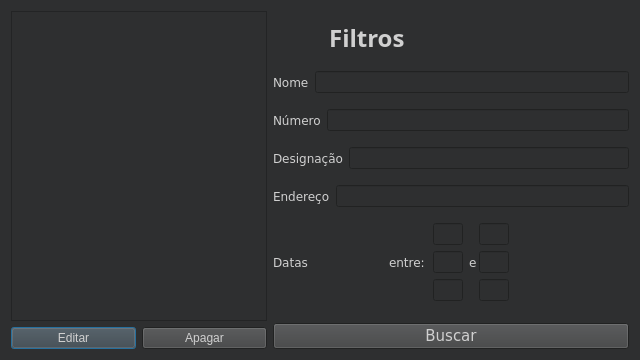
NBrcS/Payroll-System, file release/edit.ui: the form before one commit.
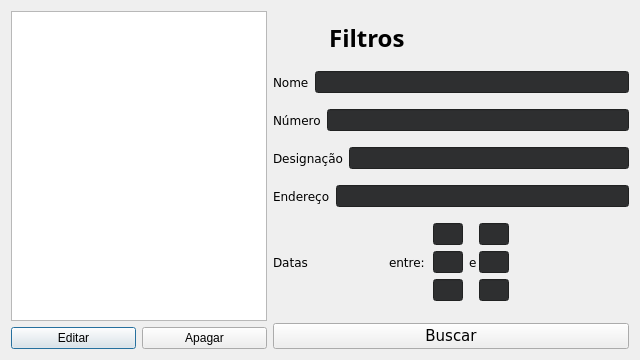
The form after the commit.

What changed in the file:
```diff
--- a/release/edit.ui
+++ b/release/edit.ui
@@ -30,417 +30,9 @@
   </property>
   <property name="palette">
    <palette>
-    <active>
-     <colorrole role="WindowText">
-      <brush brushstyle="SolidPattern">
-       <color alpha="255">
-        <red>255</red>
-        <green>255</green>
-        <blue>255</blue>
-       </color>
-      </brush>
-     </colorrole>
-     <colorrole role="Button">
-      <brush brushstyle="SolidPattern">
-       <color alpha="255">
-        <red>85</red>
-        <green>85</green>
-        <blue>127</blue>
-       </color>
-      </brush>
-     </colorrole>
-     <colorrole role="Light">
-      <brush brushstyle="SolidPattern">
-       <color alpha="255">
-        <red>127</red>
-        <green>127</green>
-        <blue>190</blue>
-       </color>
-      </brush>
-     </colorrole>
-     <colorrole role="Midlight">
-      <brush brushstyle="SolidPattern">
-       <color alpha="255">
-        <red>106</red>
-        <green>106</green>
-        <blue>158</blue>
-       </color>
-      </brush>
-     </colorrole>
-     <colorrole role="Dark">
-      <brush brushstyle="SolidPattern">
-       <color alpha="255">
-        <red>42</red>
-        <green>42</green>
-        <blue>63</blue>
-       </color>
-      </brush>
-     </colorrole>
-     <colorrole role="Mid">
-      <brush brushstyle="SolidPattern">
-       <color alpha="255">
-        <red>57</red>
-        <green>57</green>
-        <blue>85</blue>
-       </color>
-      </brush>
-     </colorrole>
-     <colorrole role="Text">
-      <brush brushstyle="SolidPattern">
-       <color alpha="255">
-        <red>255</red>
-        <green>255</green>
-        <blue>255</blue>
-       </color>
-      </brush>
-     </colorrole>
-     <colorrole role="BrightText">
-      <brush brushstyle="SolidPattern">
-       <color alpha="255">
-        <red>255</red>
-        <green>255</green>
-        <blue>255</blue>
-       </color>
-      </brush>
-     </colorrole>
-     <colorrole role="ButtonText">
-      <brush brushstyle="SolidPattern">
-       <color alpha="255">
-        <red>0</red>
-        <green>0</green>
-        <blue>0</blue>
-       </color>
-      </brush>
-     </colorrole>
-     <colorrole role="Base">
-      <brush brushstyle="SolidPattern">
-       <color alpha="255">
-        <red>0</red>
-        <green>0</green>
-        <blue>0</blue>
-       </color>
-      </brush>
-     </colorrole>
-     <colorrole role="Window">
-      <brush brushstyle="SolidPattern">
-       <color alpha="255">
-        <red>35</red>
-        <green>35</green>
-        <blue>52</blue>
-       </color>
-      </brush>
-     </colorrole>
-     <colorrole role="Shadow">
-      <brush brushstyle="SolidPattern">
-       <color alpha="255">
-        <red>0</red>
-        <green>0</green>
-        <blue>0</blue>
-       </color>
-      </brush>
-     </colorrole>
-     <colorrole role="AlternateBase">
-      <brush brushstyle="SolidPattern">
-       <color alpha="255">
-        <red>42</red>
-        <green>42</green>
-        <blue>63</blue>
-       </color>
-      </brush>
-     </colorrole>
-     <colorrole role="ToolTipBase">
-      <brush brushstyle="SolidPattern">
-       <color alpha="255">
-        <red>255</red>
-        <green>255</green>
-        <blue>220</blue>
-       </color>
-      </brush>
-     </colorrole>
-     <colorrole role="ToolTipText">
-      <brush brushstyle="SolidPattern">
-       <color alpha="255">
-        <red>0</red>
-        <green>0</green>
-        <blue>0</blue>
-       </color>
-      </brush>
-     </colorrole>
-    </active>
-    <inactive>
-     <colorrole role="WindowText">
-      <brush brushstyle="SolidPattern">
-       <color alpha="255">
-        <red>208</red>
-        <green>208</green>
-        <blue>208</blue>
-       </color>
-      </brush>
-     </colorrole>
-     <colorrole role="Button">
-      <brush brushstyle="SolidPattern">
-       <color alpha="255">
-        <red>64</red>
-        <green>65</green>
-        <blue>66</blue>
-       </color>
-      </brush>
-     </colorrole>
-     <colorrole role="Light">
-      <brush brushstyle="SolidPattern">
-       <color alpha="255">
-        <red>255</red>
-        <green>255</green>
-        <blue>255</blue>
-       </color>
-      </brush>
-     </colorrole>
-     <colorrole role="Midlight">
-      <brush brushstyle="SolidPattern">
-       <color alpha="255">
-        <red>227</red>
-        <green>227</green>
-        <blue>227</blue>
-       </color>
-      </brush>
-     </colorrole>
-     <colorrole role="Dark">
-      <brush brushstyle="SolidPattern">
-       <color alpha="255">
-        <red>64</red>
-        <green>65</green>
-        <blue>66</blue>
-       </color>
-      </brush>
-     </colorrole>
-     <colorrole role="Mid">
-      <brush brushstyle="SolidPattern">
-       <color alpha="255">
-        <red>160</red>
-        <green>160</green>
-        <blue>160</blue>
-       </color>
-      </brush>
-     </colorrole>
-     <colorrole role="Text">
-      <brush brushstyle="SolidPattern">
-       <color alpha="255">
-        <red>208</red>
-        <green>208</green>
-        <blue>208</blue>
-       </color>
-      </brush>
-     </colorrole>
-     <colorrole role="BrightText">
-      <brush brushstyle="SolidPattern">
-       <color alpha="255">
-        <red>255</red>
-        <green>51</green>
-        <blue>51</blue>
-       </color>
-      </brush>
-     </colorrole>
-     <colorrole role="ButtonText">
-      <brush brushstyle="SolidPattern">
-       <color alpha="255">
-        <red>208</red>
-        <green>208</green>
-        <blue>208</blue>
-       </color>
-      </brush>
-     </colorrole>
-     <colorrole role="Base">
-      <brush brushstyle="SolidPattern">
-       <color alpha="255">
-        <red>46</red>
-        <green>47</green>
-        <blue>48</blue>
-       </color>
-      </brush>
-     </colorrole>
-     <colorrole role="Window">
-      <brush brushstyle="SolidPattern">
-       <color alpha="255">
-        <red>46</red>
-        <green>47</green>
-        <blue>48</blue>
-       </color>
-      </brush>
-     </colorrole>
-     <colorrole role="Shadow">
-      <brush brushstyle="SolidPattern">
-       <color alpha="255">
-        <red>105</red>
-        <green>105</green>
-        <blue>105</blue>
-       </color>
-      </brush>
-     </colorrole>
-     <colorrole role="AlternateBase">
-      <brush brushstyle="SolidPattern">
-       <color alpha="255">
-        <red>53</red>
-        <green>54</green>
-        <blue>55</blue>
-       </color>
-      </brush>
-     </colorrole>
-     <colorrole role="ToolTipBase">
-      <brush brushstyle="SolidPattern">
-       <color alpha="255">
-        <red>64</red>
-        <green>65</green>
-        <blue>66</blue>
-       </color>
-      </brush>
-     </colorrole>
-     <colorrole role="ToolTipText">
-      <brush brushstyle="SolidPattern">
-       <color alpha="255">
-        <red>208</red>
-        <green>208</green>
-        <blue>208</blue>
-       </color>
-      </brush>
-     </colorrole>
-    </inactive>
-    <disabled>
-     <colorrole role="WindowText">
-      <brush brushstyle="SolidPattern">
-       <color alpha="255">
-        <red>42</red>
-        <green>42</green>
-        <blue>63</blue>
-       </color>
-      </brush>
-     </colorrole>
-     <colorrole role="Button">
-      <brush brushstyle="SolidPattern">
-       <color alpha="255">
-        <red>85</red>
-        <green>85</green>
-        <blue>127</blue>
-       </color>
-      </brush>
-     </colorrole>
-     <colorrole role="Light">
-      <brush brushstyle="SolidPattern">
-       <color alpha="255">
-        <red>127</red>
-        <green>127</green>
-        <blue>190</blue>
-       </color>
-      </brush>
-     </colorrole>
-     <colorrole role="Midlight">
-      <brush brushstyle="SolidPattern">
-       <color alpha="255">
-        <red>106</red>
-        <green>106</green>
-        <blue>158</blue>
-       </color>
-      </brush>
-     </colorrole>
-     <colorrole role="Dark">
-      <brush brushstyle="SolidPattern">
-       <color alpha="255">
-        <red>42</red>
-        <green>42</green>
-        <blue>63</blue>
-       </color>
-      </brush>
-     </colorrole>
-     <colorrole role="Mid">
-      <brush brushstyle="SolidPattern">
-       <color alpha="255">
-        <red>57</red>
-        <green>57</green>
-        <blue>85</blue>
-       </color>
-      </brush>
-     </colorrole>
-     <colorrole role="Text">
-      <brush brushstyle="SolidPattern">
-       <color alpha="255">
-        <red>42</red>
-        <green>42</green>
-        <blue>63</blue>
-       </color>
-      </brush>
-     </colorrole>
-     <colorrole role="BrightText">
-      <brush brushstyle="SolidPattern">
-       <color alpha="255">
-        <red>255</red>
-        <green>255</green>
-        <blue>255</blue>
-       </color>
-      </brush>
-     </colorrole>
-     <colorrole role="ButtonText">
-      <brush brushstyle="SolidPattern">
-       <color alpha="255">
-        <red>42</red>
-        <green>42</green>
-        <blue>63</blue>
-       </color>
-      </brush>
-     </colorrole>
-     <colorrole role="Base">
-      <brush brushstyle="SolidPattern">
-       <color alpha="255">
-        <red>35</red>
-        <green>35</green>
-        <blue>52</blue>
-       </color>
-      </brush>
-     </colorrole>
-     <colorrole role="Window">
-      <brush brushstyle="SolidPattern">
-       <color alpha="255">
-        <red>35</red>
-        <green>35</green>
-        <blue>52</blue>
-       </color>
-      </brush>
-     </colorrole>
-     <colorrole role="Shadow">
-      <brush brushstyle="SolidPattern">
-       <color alpha="255">
-        <red>0</red>
-        <green>0</green>
-        <blue>0</blue>
-       </color>
-      </brush>
-     </colorrole>
-     <colorrole role="AlternateBase">
-      <brush brushstyle="SolidPattern">
-       <color alpha="255">
-        <red>53</red>
-        <green>54</green>
-        <blue>55</blue>
-       </color>
-      </brush>
-     </colorrole>
-     <colorrole role="ToolTipBase">
-      <brush brushstyle="SolidPattern">
-       <color alpha="255">
-        <red>64</red>
-        <green>65</green>
-        <blue>66</blue>
-       </color>
-      </brush>
-     </colorrole>
-     <colorrole role="ToolTipText">
-      <brush brushstyle="SolidPattern">
-       <color alpha="255">
-        <red>208</red>
-        <green>208</green>
-        <blue>208</blue>
-       </color>
-      </brush>
-     </colorrole>
-    </disabled>
+    <active/>
+    <inactive/>
+    <disabled/>
    </palette>
   </property>
   <property name="windowTitle">
@@ -4930,7 +4522,7 @@
    <item row="0" column="0" rowspan="4">
     <layout class="QVBoxLayout" name="verticalLayout_17">
      <item>
-      <widget class="QListView" name="listView_5">
+      <widget class="QListWidget" name="listWidget">
        <property name="sizePolicy">
         <sizepolicy hsizetype="Fixed" vsizetype="Expanding">
          <horstretch>0</horstretch>
```
Left out of the diff: 64 changed lines with no effect on the pictures.
